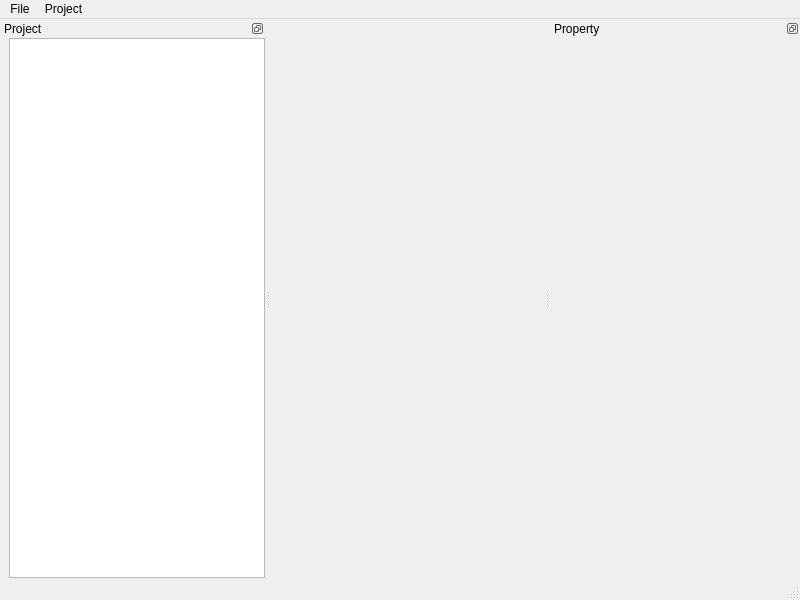
Before: the Qt Designer form apps/dev/views/mainwindow_view.ui in csplink/csp, drawn with Qt 5.
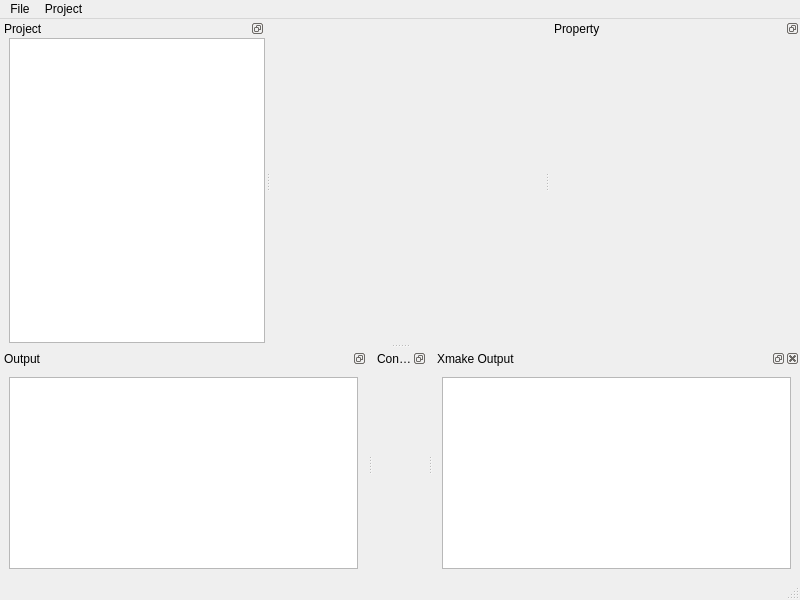
After: the same form once the commit is applied. Custom widgets are drawn as their Qt base class.

Commit message: ✨ feat(app): add logviewbox

```diff
--- a/apps/dev/views/mainwindow_view.ui
+++ b/apps/dev/views/mainwindow_view.ui
@@ -157,6 +157,64 @@
     </layout>
    </widget>
   </widget>
+  <widget class="QDockWidget" name="dockwidget_bottom_output">
+   <property name="minimumSize">
+    <size>
+     <width>88</width>
+     <height>107</height>
+    </size>
+   </property>
+   <property name="features">
+    <set>QDockWidget::DockWidgetFloatable|QDockWidget::DockWidgetMovable</set>
+   </property>
+   <property name="allowedAreas">
+    <set>Qt::AllDockWidgetAreas</set>
+   </property>
+   <property name="windowTitle">
+    <string>Output</string>
+   </property>
+   <attribute name="dockWidgetArea">
+    <number>8</number>
+   </attribute>
+   <widget class="QWidget" name="dockwidget_bottom_output_contents">
+    <layout class="QGridLayout" name="gridLayout_3">
+     <item row="0" column="0">
+      <widget class="logviewbox" name="textedit_output">
+       <property name="readOnly">
+        <bool>true</bool>
+       </property>
+      </widget>
+     </item>
+    </layout>
+   </widget>
+  </widget>
+  <widget class="QDockWidget" name="dockwidget_bottom_configurations">
+   <property name="features">
+    <set>QDockWidget::DockWidgetFloatable|QDockWidget::DockWidgetMovable</set>
+   </property>
+   <property name="windowTitle">
+    <string>Configurations</string>
+   </property>
+   <attribute name="dockWidgetArea">
+    <number>8</number>
+   </attribute>
+   <widget class="QWidget" name="dockwidget_bottom_configurations_contents"/>
+  </widget>
+  <widget class="QDockWidget" name="dockwidget_bottom_xmake_output">
+   <property name="windowTitle">
+    <string>Xmake Output</string>
+   </property>
+   <attribute name="dockWidgetArea">
+    <number>8</number>
+   </attribute>
+   <widget class="QWidget" name="dockwidget_bottom_xmake_output_contents">
+    <layout class="QGridLayout" name="gridLayout_4">
+     <item row="0" column="0">
+      <widget class="logviewbox" name="textedit_xmake_output"/>
+     </item>
+    </layout>
+   </widget>
+  </widget>
   <action name="action_load">
    <property name="text">
     <string>Load Project</string>
@@ -223,6 +281,11 @@
    <header>propertybrowser.h</header>
    <container>1</container>
   </customwidget>
+  <customwidget>
+   <class>logviewbox</class>
+   <extends>QTextEdit</extends>
+   <header>logviewbox.h</header>
+  </customwidget>
  </customwidgets>
  <resources/>
  <connections/>
```
Left out of the diff: 6 changed lines with no effect on the pictures. The commit also changes 4 other files.
